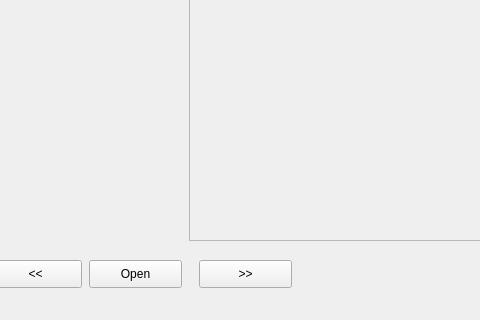
This is ui/window.ui in gle8098/diagram-recognition as Qt 5 draws it before an edit; both pictures show x 511 to 991 and y 190 to 510 of the 1127 by 510 pixel window. The edited form follows.
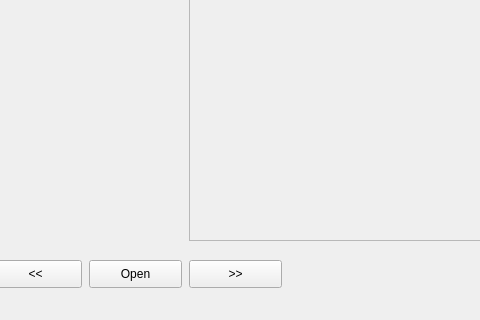
This is the edited form.

Commit message: GODR-47: button moved

The edit to the form file:
```diff
--- a/ui/window.ui
+++ b/ui/window.ui
@@ -147,7 +147,7 @@
    <widget class="QPushButton" name="next_button">
     <property name="geometry">
      <rect>
-      <x>710</x>
+      <x>700</x>
       <y>450</y>
       <width>93</width>
       <height>28</height>
```
